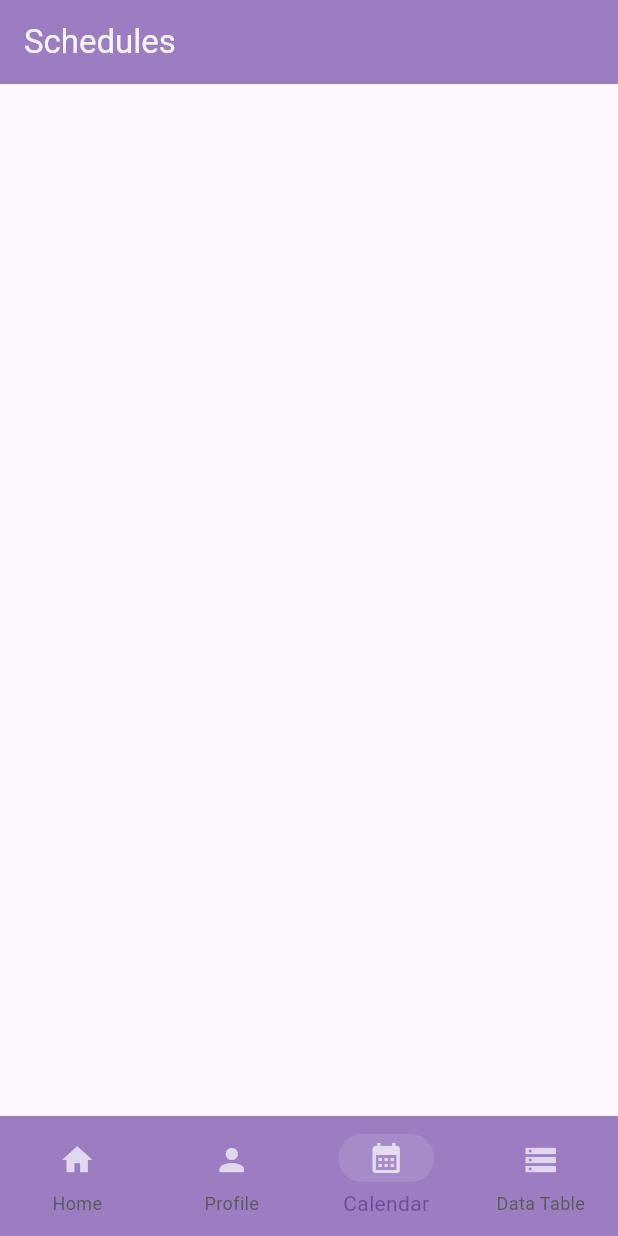
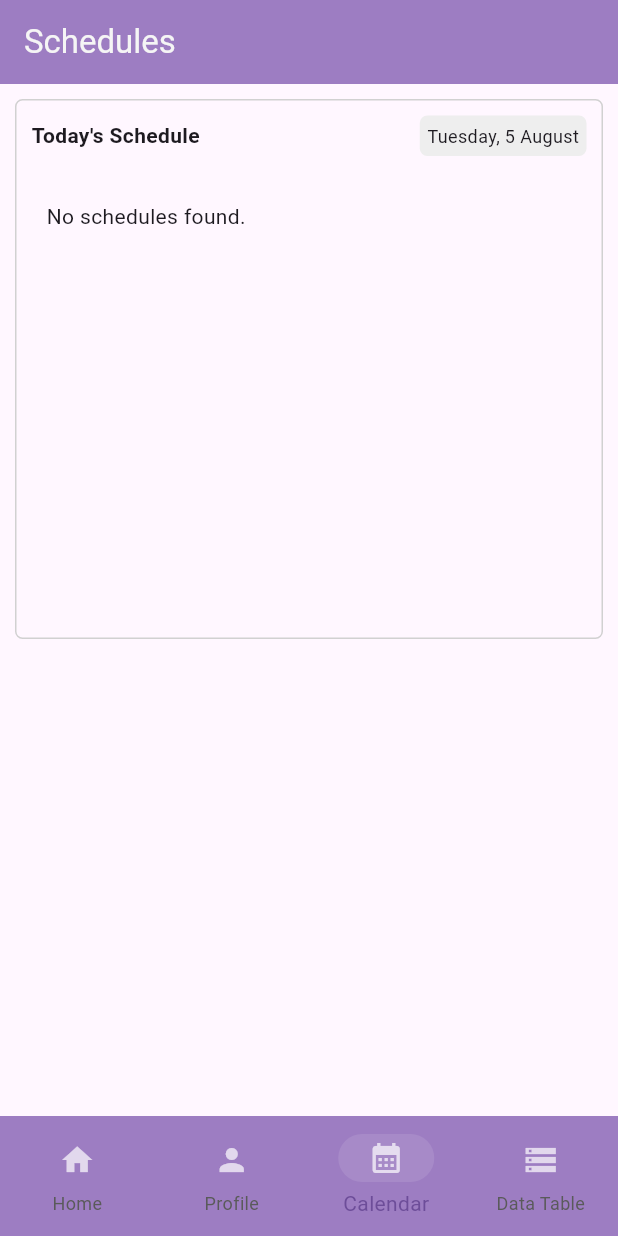
Before and after one commit to virmon/flutter-riverpod-boilerplate, a Flutter app: the screen it shows after launch, item 3 of the bottom bar chosen, on a phone screen of 412 x 824 dp. Run offline on Flutter 3.47's test engine with Material 3 defaults, Android fonts, the phone set to English and light mode, and no system bars; our stand-ins replace cloud_firestore, easy_date_timeline, firebase_auth, firebase_core, flutter_form_builder, flutter_layout_grid and 3 more; accounts and stored records are empty.

Commit message:
feat: schedule can now fetch from database

```diff
--- /dev/null
+++ b/lib/src/feature/scheduling/presentation/schedule_list.dart
@@ -0,0 +1,223 @@
+import 'package:flutter/material.dart';
+import 'package:flutter_riverpod_boilerplate/src/constants/app_colors.dart';
+import 'package:flutter_riverpod_boilerplate/src/feature/scheduling/domain/schedule.dart';
+
+class ScheduleList extends StatelessWidget {
+  const ScheduleList({
+    super.key,
+    this.isUpcomingSchedule = false,
+    required this.schedules,
+  });
+
+  final bool? isUpcomingSchedule;
+  final List<ScheduleModel> schedules;
+
+  final double _minHeight = 360;
+
+  @override
+  Widget build(BuildContext context) {
+    final screenWidth = MediaQuery.of(context).size.width;
+    final isMobileView = screenWidth < 600;
+
+    final title = isUpcomingSchedule! ? 'Upcoming' : "Today's Schedule";
+    final dateToday = _formatDate(DateTime.now());
+
+    return Container(
+      margin: const EdgeInsets.all(10.0),
+      height: _minHeight,
+      decoration: BoxDecoration(
+        border: Border.all(color: AppColors.lightGrey),
+        borderRadius: BorderRadius.circular(5),
+      ),
+      child: SingleChildScrollView(
+        child: Column(
+          crossAxisAlignment: CrossAxisAlignment.start,
+          children: [
+            // Header
+            Padding(
+              padding: const EdgeInsets.symmetric(
+                vertical: 10.0,
+                horizontal: 10.0,
+              ),
+              child: Row(
+                mainAxisAlignment: MainAxisAlignment.spaceBetween,
+                children: [
+                  Text(
+                    title,
+                    style: const TextStyle(
+                      fontWeight: FontWeight.bold,
+                      fontSize: 14,
+                    ),
+                  ),
+                  if (!isUpcomingSchedule!)
+                    Container(
+                      decoration: BoxDecoration(
+                        color: Colors.grey.shade200,
+                        borderRadius: BorderRadius.circular(5),
+                      ),
+                      padding: const EdgeInsets.all(5.0),
+                      child: Text(
+                        dateToday,
+                        style: const TextStyle(fontSize: 12),
+                      ),
+                    ),
+                ],
+              ),
+            ),
+
+            // Schedule items
+            if (schedules.isEmpty)
+              const Padding(
+                padding: EdgeInsets.all(20.0),
+                child: Text('No schedules found.'),
+              )
+            else
+              ...schedules.map((schedule) {
+                return ScheduleItem(
+                  color: ScheduleColor(
+                    AppColors.greenE4,
+                    AppColors.green63,
+                    AppColors.green92,
+                  ),
+                  data: schedule,
+                );
+              }).toList(),
+          ],
+        ),
+      ),
+    );
+  }
+
+  String _formatDate(DateTime date) {
+    final weekdays = [
+      'Monday',
+      'Tuesday',
+      'Wednesday',
+      'Thursday',
+      'Friday',
+      'Saturday',
+      'Sunday',
+    ];
+    final months = [
+      '',
+      'January',
+      'February',
+      'March',
+      'April',
+      'May',
+      'June',
+      'July',
+      'August',
+      'September',
+      'October',
+      'November',
+      'December',
+    ];
+    final weekday = weekdays[date.weekday - 1];
+    final day = date.day;
+    final month = months[date.month];
+    return '$weekday, $day $month';
+  }
+}
+
+class ScheduleItem extends StatelessWidget {
+  final ScheduleColor color;
+  final ScheduleModel data;
+
+  const ScheduleItem({super.key, required this.color, required this.data});
+
+  @override
+  Widget build(BuildContext context) {
+    final screenWidth = MediaQuery.of(context).size.width;
+
+    final primaryColor = color.primaryColor;
+    final secondaryColor = color.secondaryColor;
+    final backgroundColor = color.backgroundColor;
+
+    final title = data.title;
+    final subtitle =
+        "${_formatTime(data.time)} • ${data.duration} • ${data.location}";
+    final label = _formatTime(data.time);
+
+    return Padding(
+      padding: const EdgeInsets.only(right: 20.0),
+      child: SizedBox(
+        width: screenWidth,
+        height: 100,
+        child: Row(
+          crossAxisAlignment: CrossAxisAlignment.start,
+          children: [
+            Container(
+              alignment: Alignment.topRight,
+              width: 50.0,
+              height: 50.0,
+              child: Text(
+                label,
+                style: const TextStyle(color: AppColors.lightGrey),
+              ),
+            ),
+            const VerticalDivider(
+              width: 20,
+              thickness: 1,
+              endIndent: 0,
+              color: AppColors.lightGrey,
+            ),
+            Flexible(
+              child: Container(
+                width: screenWidth * 0.7,
+                height: 80.0,
+                padding: const EdgeInsets.all(3.0),
+                decoration: BoxDecoration(
+                  color: backgroundColor,
+                  borderRadius: BorderRadius.circular(5),
+                  border: Border(
+                    left: BorderSide(color: primaryColor, width: 5.0),
+                  ),
+                ),
+                child: Padding(
+                  padding: const EdgeInsets.all(8.0),
+                  child: Column(
+                    mainAxisAlignment: MainAxisAlignment.center,
+                    crossAxisAlignment: CrossAxisAlignment.start,
+                    children: [
+                      Text(
+                        title,
+                        style: TextStyle(
+                          color: primaryColor,
+                          fontWeight: FontWeight.w600,
+                        ),
+                      ),
+                      Text(
+                        subtitle,
+                        style: TextStyle(
+                          color: secondaryColor,
+                          fontWeight: FontWeight.w400,
+                        ),
+                      ),
+                    ],
+                  ),
+                ),
+              ),
+            ),
+          ],
+        ),
+      ),
+    );
+  }
+
+  String _formatTime(DateTime time) {
+    final localTime = TimeOfDay.fromDateTime(time);
+    final hour = localTime.hourOfPeriod == 0 ? 12 : localTime.hourOfPeriod;
+    final minute = localTime.minute.toString().padLeft(2, '0');
+    final period = localTime.period == DayPeriod.am ? 'AM' : 'PM';
+    return '$hour:$minute $period';
+  }
+}
+
+class ScheduleColor {
+  Color backgroundColor;
+  Color primaryColor;
+  Color secondaryColor;
+
+  ScheduleColor(this.backgroundColor, this.primaryColor, this.secondaryColor);
+}
--- a/lib/src/feature/scheduling/presentation/schedule_list_page.dart
+++ b/lib/src/feature/scheduling/presentation/schedule_list_page.dart
@@ -1,6 +1,7 @@
 import 'package:flutter/material.dart';
 import 'package:flutter_riverpod/flutter_riverpod.dart';
 import 'package:flutter_riverpod_boilerplate/src/feature/scheduling/data/schedule_repository.dart';
+import 'package:flutter_riverpod_boilerplate/src/feature/scheduling/presentation/schedule_list.dart';
 
 class ScheduleListPage extends ConsumerWidget {
   const ScheduleListPage({super.key});
@@ -10,20 +11,11 @@ class ScheduleListPage extends ConsumerWidget {
     final schedulesAsync = ref.watch(scheduleListProvider);
 
     return Scaffold(
-      appBar: AppBar(title: Text('Schedules')),
+      appBar: AppBar(title: const Text('Schedules')),
       body: schedulesAsync.when(
-        data: (schedules) => ListView.builder(
-          itemCount: schedules.length,
-          itemBuilder: (context, index) {
-            final schedule = schedules[index];
-            return ListTile(
-              title: Text(schedule.title),
-              subtitle: Text('${schedule.date} at ${schedule.time}'),
-              trailing: Text(schedule.location),
-            );
-          },
-        ),
-        loading: () => Center(child: CircularProgressIndicator()),
+        data: (schedules) =>
+            ScheduleList(isUpcomingSchedule: false, schedules: schedules),
+        loading: () => const Center(child: CircularProgressIndicator()),
         error: (e, _) => Center(child: Text('Error: $e')),
       ),
     );
--- a/lib/src/routing/app_router.dart
+++ b/lib/src/routing/app_router.dart
@@ -27,7 +27,7 @@ final _shellNavigatorScheduleKey = GlobalKey<NavigatorState>(
   debugLabel: 'shellSchedule',
 );
 
-enum AppRoute { signIn, home, profile, schedule, dataTable }
+enum AppRoute { signIn, home, profile, schedule, dataTable, calendarDetail }
 
 final goRouterProvider = Provider((ref) {
   return GoRouter(
```
